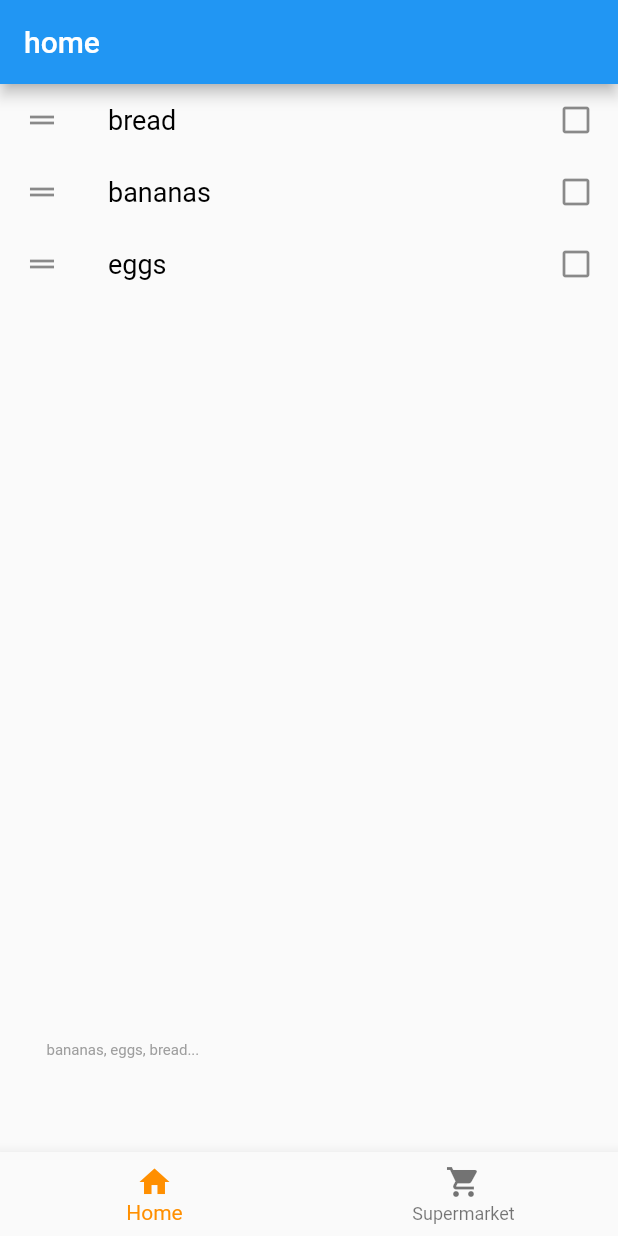
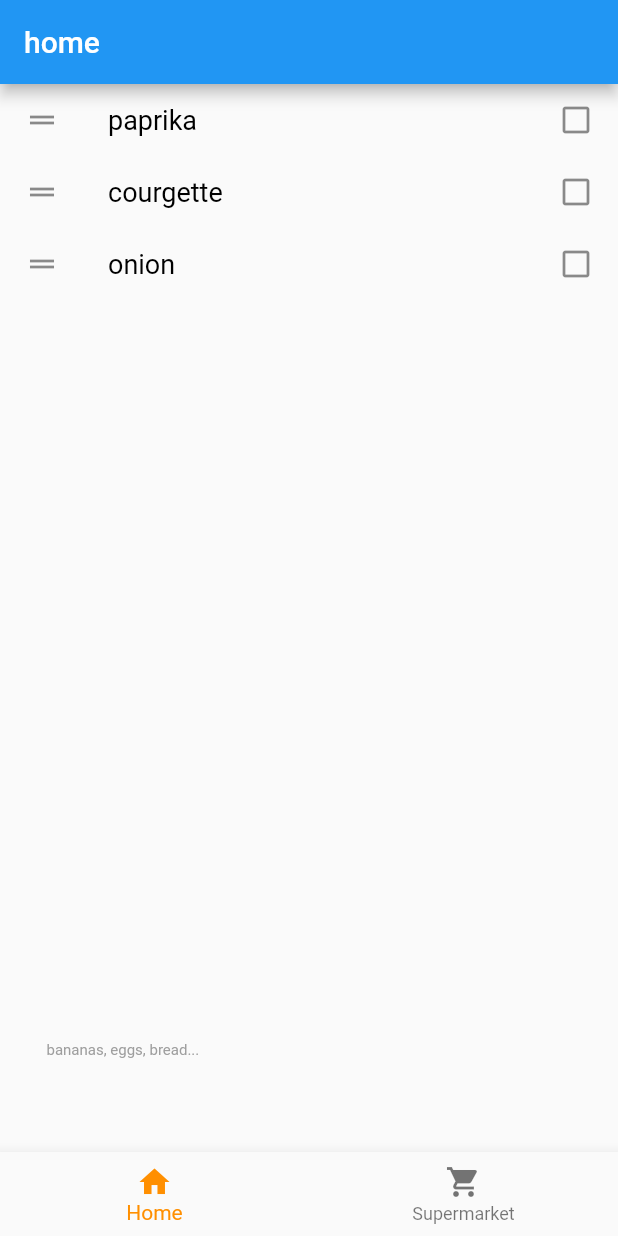
Before and after one commit to KnurpsBram/shoplist, a Flutter app: the screen it shows after launch, on a phone screen of 412 x 824 dp. Run offline on Flutter 3.47's test engine with Material 2 defaults, Android fonts, the phone set to English and light mode, and no system bars.

```diff
--- a/lib/main.dart
+++ b/lib/main.dart
@@ -42,15 +42,7 @@ String reduceProductName(String productName) {
     return productName.replaceAll("\\d", "").toLowerCase(); // remove numbers and put to lowercase TODO: remove stuff between parentheses
 }
 
-class MyApp extends StatelessWidget {
-    @override
-    Widget build(BuildContext context) {
-        return MaterialApp(
-            title : 'ShopList',
-            home  : MyStatefulWidget()
-        );
-    }
-}
+
 
 class ShopListEntry{
     final String productName;
@@ -74,15 +66,12 @@ class AppData{
 
     List _supermarket_order = ["bananas", "bread", "onion", "paprika", "courgette", "eggs"];
 
-    // TODO: init by loading from json file somehow?
     var _shopping_list = [
-        ShopListEntry(productName: "bread"),
-        ShopListEntry(productName: "bananas"),
-        ShopListEntry(productName: "eggs"),
+        ShopListEntry(productName: "paprika"),
+        ShopListEntry(productName: "courgette"),
+        ShopListEntry(productName: "onion"),
     ];
 
-
-    /* var _shopping_list = jsonDecode(readContent()).map((x) => ShopListEntry.fromJson(x)).toList(); */
 
     void _storeAppDataToDisk() {
         String string_to_write = jsonEncode(_shopping_list.map((x) => x.toJson()).toList());
@@ -101,6 +90,17 @@ class AppData{
 
 final appData = AppData();
 
+class MyApp extends StatelessWidget {
+
+    @override
+    Widget build(BuildContext context) {
+        return MaterialApp(
+            title : 'ShopList',
+            home  : MyStatefulWidget()
+        );
+    }
+}
+
 // This is main widget that holds BottomNavigationBar and determines what is shown in the main body
 class MyStatefulWidget extends StatefulWidget {
     MyStatefulWidget({Key key}) : super(key: key);
@@ -110,28 +110,28 @@ class MyStatefulWidget extends StatefulWidget {
 }
 
 class _MyStatefulWidgetState extends State<MyStatefulWidget> {
+
+    // START TEMP
+    // TODO: use this instead of that appdata object?
+    @override
+    void initState() {
+        super.initState();
+        readContent().then((String value) {
+            setState(() {
+                print("##########################################################");
+                print(value);
+                appData._shopping_list = jsonDecode(value).map<ShopListEntry>((x) => ShopListEntry.fromJson(x)).toList();
+            });
+        });
+    }
+    // END TEMP
+
     int _selectedIndex = 0;
     static TextStyle optionStyle = TextStyle(fontSize: 30, fontWeight: FontWeight.bold);
     List<Widget> _widgetOptions = <Widget>[
         ShopList(sort_style: "home"),
         ShopList(sort_style: "supermarket"),
     ];
-
-  /* // START TEMP
-  // TODO: use this instead of that appdata object?
-  @override
-  var _shopping_list;
-  void initState() {
-      super.initState();
-      readContent().then((String value) {
-        setState(() {
-            print(value);
-            _shopping_list = jsonDecode(value).map((x) => ShopListEntry.fromJson(x)).toList();
-            /* appData._shopping_list = jsonDecode(value).map((x) => ShopListEntry.fromJson(x)).toList(); */
-        /* });
-      });
-  } */
-  // END TEMP */
 
     void _onItemTapped(int index) {
         setState(() {
@@ -162,12 +162,13 @@ class _MyStatefulWidgetState extends State<MyStatefulWidget> {
             ),
         );
     }
+
 }
 
 class ShopList extends StatefulWidget {
     final String sort_style; // this value here is determined by how you call myWidget=ShopList(sort_style='x')
 
-    ShopList({ Key key, this.sort_style }): super(key: key);
+    ShopList({ Key key, this.sort_style}): super(key: key);
 
     @override
     _ShopListState createState() => _ShopListState();
```
Also changed, not shown: 1 other file.
